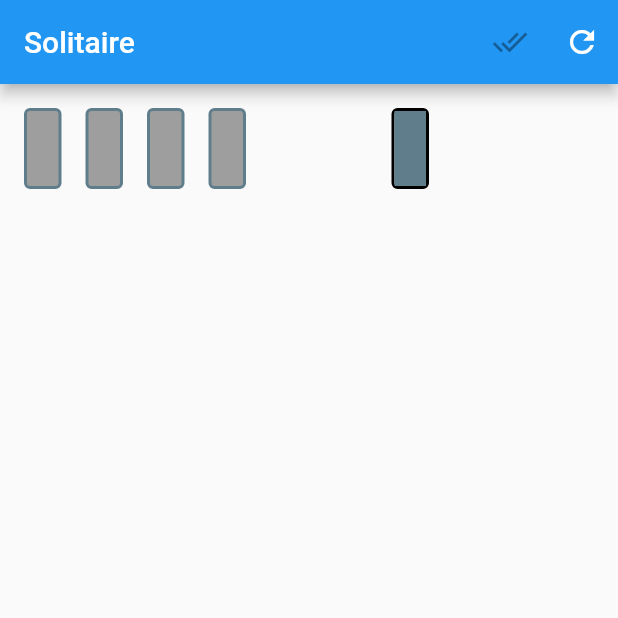
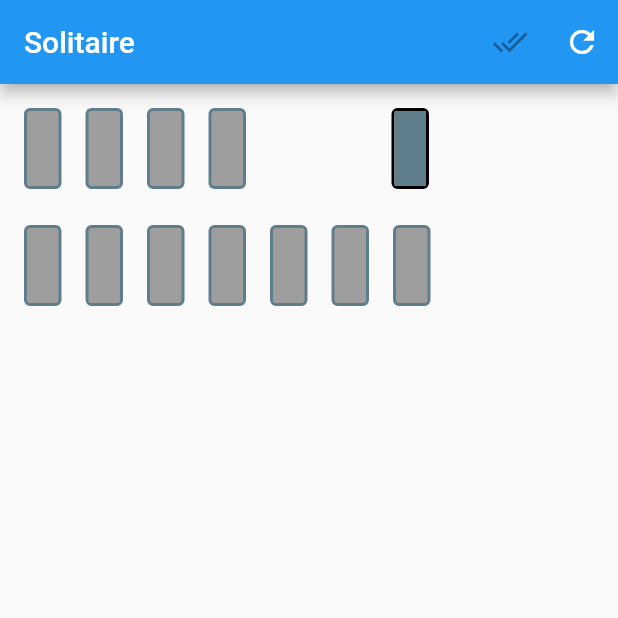
Before and after one commit to HeroicMastodon/af_games, a Flutter app: the screen it shows after launch, on a phone screen of 412 x 824 dp, the top half of it. Run offline on Flutter 3.47's test engine with Material 2 defaults, Android fonts, the phone set to English and light mode, and no system bars; our stand-ins replace flutter_hooks, freezed_annotation, get_it, tuple; missing offline and left inert: get_it_hooks; statements that could not run were skipped.

Commit message:
Target Area Working

```diff
--- a/lib/solitaire/models/card_stack/card_stack_state.dart
+++ b/lib/solitaire/models/card_stack/card_stack_state.dart
@@ -18,7 +18,7 @@ class CardStackState extends ValueNotifier<CardStack>
 
   @override
   bool canAddCard(PlayingCard card) {
-    if (value.cards.isEmpty && card.suit is King) return true;
+    if (value.cards.isEmpty && card.value is King) return true;
 
     final lastCard = value.cards.last;
     if (lastCard.value.value != card.value.value + 1) return false;
--- /dev/null
+++ b/lib/solitaire/ui/empty_stack.dart
@@ -0,0 +1,30 @@
+import 'package:flutter/material.dart';
+
+import 'card.dart';
+
+class EmptyStack extends StatelessWidget {
+  const EmptyStack({
+    Key? key, required this.onTapped,
+  }) : super(key: key);
+
+  final void Function() onTapped;
+
+  @override
+  Widget build(BuildContext context) {
+    return MouseRegion(
+      cursor: SystemMouseCursors.click,
+      child: GestureDetector(
+        onTap: onTapped,
+        child: Container(
+          height: cardHeight,
+          width: cardWidth,
+          decoration: BoxDecoration(
+            borderRadius: const BorderRadius.all(Radius.circular(4)),
+            border: Border.all(color: Colors.blueGrey, width: 2),
+            color: Colors.grey,
+          ),
+        ),
+      ),
+    );
+  }
+}
--- a/lib/solitaire/ui/stack.dart
+++ b/lib/solitaire/ui/stack.dart
@@ -1,6 +1,7 @@
 import 'package:af_games/solitaire/solitaire_action/solitaire_action.dart';
 import 'package:af_games/solitaire/solitaire_store.dart';
 import 'package:af_games/solitaire/ui/card.dart';
+import 'package:af_games/solitaire/ui/empty_stack.dart';
 import 'package:flutter/material.dart';
 import 'package:flutter_hooks/flutter_hooks.dart';
 
@@ -25,6 +26,18 @@ class StackWidget extends HookWidget {
         width: cardWidth,
         child: Stack(
           children: [
+            if (cards.isEmpty)
+              EmptyStack(
+                onTapped: () {
+                  if (store.state.selectedCard.value != null) {
+                    store.takeAction(SolitaireAction.moveCard(
+                      store.state.selectedCard.value!,
+                      store.state.selectedCardSource.value!,
+                      stackState,
+                    ));
+                  }
+                },
+              ),
             for (var i = 0; i < cards.length; i++)
               Positioned(
                 top: i * offset,
--- a/lib/solitaire/ui/target_area.dart
+++ b/lib/solitaire/ui/target_area.dart
@@ -1,7 +1,10 @@
+import 'package:af_games/solitaire/solitaire_action/solitaire_action.dart';
 import 'package:af_games/solitaire/solitaire_store.dart';
 import 'package:af_games/solitaire/ui/card.dart';
 import 'package:flutter/material.dart';
 import 'package:flutter_hooks/flutter_hooks.dart';
+
+import 'empty_stack.dart';
 
 class TargetsArea extends HookWidget {
   const TargetsArea({Key? key}) : super(key: key);
@@ -27,25 +30,50 @@ class TargetWidget extends HookWidget {
   @override
   Widget build(BuildContext context) {
     final store = inject<SolitaireStore>();
-    final state = useValueListenable(store.state.targets.elementAt(index));
+    var targetState = store.state.targets.elementAt(index);
+    final target = useValueListenable(targetState);
 
     return Container(
       padding: const EdgeInsets.all(8),
-      child: state.cards.isNotEmpty
+      child: target.cards.isNotEmpty
           ? PlayingCardWidget(
-              state.cards.last,
-              onDoubleTapped: (card) {},
-              onTapped: (card) {},
+              target.cards.last,
+              onDoubleTapped: (card) {
+                store.takeAction(
+                  SolitaireAction.autoMove(
+                    card,
+                    targetState,
+                  ),
+                );
+              },
+              onTapped: (card) {
+                if (store.state.selectedCard.value != null) {
+                  store.takeAction(SolitaireAction.moveCard(
+                    store.state.selectedCard.value!,
+                    store.state.selectedCardSource.value!,
+                    targetState,
+                  ));
+                } else {
+                  store.takeAction(SolitaireAction.selectCard(
+                    card,
+                    targetState,
+                  ));
+                }
+              },
             )
-          : Container(
-        height: cardHeight,
-        width: cardWidth,
-        decoration: BoxDecoration(
-          borderRadius: const BorderRadius.all(Radius.circular(4)),
-          border: Border.all(color: Colors.blueGrey, width: 2),
-          color: Colors.grey,
-        ),
-      ),
+          : EmptyStack(
+              onTapped: () {
+                if (store.state.selectedCard.value != null) {
+                  store.takeAction(
+                    SolitaireAction.moveCard(
+                      store.state.selectedCard.value!,
+                      store.state.selectedCardSource.value!,
+                      targetState,
+                    ),
+                  );
+                }
+              },
+            ),
     );
   }
 }
```
